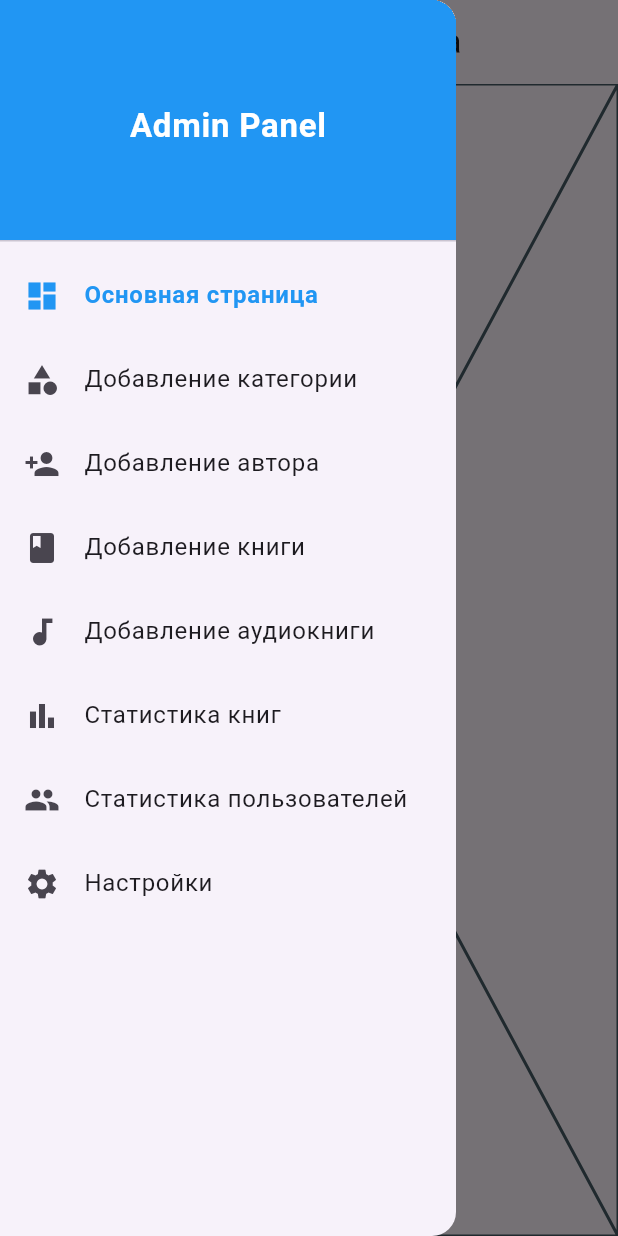
After one commit to abdurasulov1441/mengliyevsebook, a Flutter app: the AdminPage screen opened by its route, with the side drawer open, on a phone screen of 412 x 824 dp. The commit adds this screen. Run offline on Flutter 3.47's test engine with Material 3 defaults, Android fonts, the phone set to English and light mode, and no system bars; our stand-ins replace cloud_firestore, easy_localization, email_validator, firebase_auth, firebase_core, firebase_crashlytics and 8 more; missing offline and left inert: fluid_bottom_nav_bar; accounts and stored records are empty.

Commit message:
add admin page

```diff
--- a/lib/app/router.dart
+++ b/lib/app/router.dart
@@ -1,10 +1,12 @@
 import 'package:go_router/go_router.dart';
+import 'package:mengliyevsebook/pages/admin/admin_page.dart';
 import 'package:mengliyevsebook/pages/home_screen.dart';
 import 'package:mengliyevsebook/pages/sign/login_screen.dart';
 
 abstract class Routes {
   static const loginScreen = '/loginScreen';
   static const homeScreen = '/homeScreen';
+  static const adminPage = '/adminPage';
 }
 
 String _initialLocation() {
@@ -37,5 +39,9 @@ final router = GoRouter(
       path: Routes.homeScreen,
       builder: (context, state) => const HomeScreen(),
     ),
+    GoRoute(
+      path: Routes.adminPage,
+      builder: (context, state) => const AdminPage(),
+    ),
   ],
 );
--- /dev/null
+++ b/lib/pages/admin/admin_page.dart
@@ -0,0 +1,99 @@
+import 'package:flutter/material.dart';
+import 'package:mengliyevsebook/pages/admin/audio_books_page/audio_books_page.dart';
+import 'package:mengliyevsebook/pages/admin/authors_page/authors_page.dart';
+import 'package:mengliyevsebook/pages/admin/book_stats_page/book_stats_page.dart';
+import 'package:mengliyevsebook/pages/admin/books_page/books_page.dart';
+import 'package:mengliyevsebook/pages/admin/categories_page/categories_page.dart';
+import 'package:mengliyevsebook/pages/admin/main_page/main_page.dart';
+import 'package:mengliyevsebook/pages/admin/settings_page/settings_page.dart';
+import 'package:mengliyevsebook/pages/admin/user_stats_page/user_stats_page.dart';
+
+class AdminPage extends StatefulWidget {
+  const AdminPage({super.key});
+
+  @override
+  State<AdminPage> createState() => _AdminPageState();
+}
+
+class _AdminPageState extends State<AdminPage> {
+  int _selectedIndex = 0;
+
+  final List<Widget> _pages = const [
+    MainPage(),
+    CategoriesPage(),
+    AuthorsPage(),
+    BooksPage(),
+    AudioBooksPage(),
+    BookStatsPage(),
+    UserStatsPage(),
+    SettingsPage(),
+  ];
+
+  final List<String> _titles = [
+    'Основная страница',
+    'Добавление категории',
+    'Добавление автора',
+    'Добавление книги',
+    'Добавление аудиокниги',
+    'Статистика книг',
+    'Статистика пользователей',
+    'Настройки',
+  ];
+
+  void _onItemTap(int index) {
+    setState(() {
+      _selectedIndex = index;
+      Navigator.pop(context); // закрываем Drawer
+    });
+  }
+
+  @override
+  Widget build(BuildContext context) {
+    return Scaffold(
+      appBar: AppBar(title: Text(_titles[_selectedIndex]), centerTitle: true),
+      drawer: Drawer(
+        child: ListView(
+          padding: EdgeInsets.zero,
+          children: [
+            const DrawerHeader(
+              decoration: BoxDecoration(color: Colors.blue),
+              child: Center(
+                child: Text(
+                  'Admin Panel',
+                  style: TextStyle(
+                    color: Colors.white,
+                    fontSize: 22,
+                    fontWeight: FontWeight.bold,
+                  ),
+                ),
+              ),
+            ),
+            _drawerItem(Icons.dashboard, 'Основная страница', 0),
+            _drawerItem(Icons.category, 'Добавление категории', 1),
+            _drawerItem(Icons.person_add, 'Добавление автора', 2),
+            _drawerItem(Icons.book, 'Добавление книги', 3),
+            _drawerItem(Icons.audiotrack, 'Добавление аудиокниги', 4),
+            _drawerItem(Icons.bar_chart, 'Статистика книг', 5),
+            _drawerItem(Icons.people, 'Статистика пользователей', 6),
+            _drawerItem(Icons.settings, 'Настройки', 7),
+          ],
+        ),
+      ),
+      body: _pages[_selectedIndex],
+    );
+  }
+
+  ListTile _drawerItem(IconData icon, String title, int index) {
+    return ListTile(
+      leading: Icon(icon, color: _selectedIndex == index ? Colors.blue : null),
+      title: Text(
+        title,
+        style: TextStyle(
+          color: _selectedIndex == index ? Colors.blue : null,
+          fontWeight: _selectedIndex == index ? FontWeight.bold : null,
+        ),
+      ),
+      onTap: () => _onItemTap(index),
+    );
+  }
+}
--- /dev/null
+++ b/lib/pages/admin/main_page/main_page.dart
@@ -0,0 +1,10 @@
+import 'package:flutter/material.dart';
+
+class MainPage extends StatelessWidget {
+  const MainPage({super.key});
+
+  @override
+  Widget build(BuildContext context) {
+    return const Placeholder();
+  }
+}
--- a/lib/services/style/app_colors.dart
+++ b/lib/services/style/app_colors.dart
@@ -7,7 +7,7 @@ abstract class AppColors {
   static const dividerColor = Color.fromARGB(255, 131, 131, 131);
   static const iconColor = Color.fromARGB(255, 219, 34, 35);
   static const taxi = Color(0xFF0DAB85);
-  static const grade1 = Color.fromARGB(255, 0, 85, 85);
+  static const grade1 = Color.fromARGB(255, 0, 126, 67);
   static const grade2 = Color.fromARGB(255, 0, 119, 119);
   static const uiText = Color(0xFFABABAB);
   static const ratingColor = Color(0xFFFFC100);
@@ -18,6 +18,4 @@ abstract class AppColors {
   static const orderPreAccepted = Color(0xFFFFF1DC);
   static const orderFinished = Color(0xFF2EC700);
   static const orderPreFinished = Color(0xFFDDF6D6);
-
-
 }
```
Also changed, not shown: lib/pages/admin/audio_books_page/audio_books_page.dart (added, +10 -0 lines), lib/pages/admin/authors_page/authors_page.dart (added, +10 -0 lines), lib/pages/admin/book_stats_page/book_stats_page.dart (added, +10 -0 lines), lib/pages/admin/books_page/books_page.dart (added, +10 -0 lines), lib/pages/admin/categories_page/add_categories.dart (added, +137 -0 lines), lib/pages/admin/categories_page/categories_page.dart (added, +81 -0 lines), lib/pages/admin/settings_page/settings_page.dart (added, +10 -0 lines), lib/pages/admin/user_stats_page/user_stats_page.dart (added, +10 -0 lines), lib/pages/sign/login_screen.dart (+13 -2 lines), assets/images/logo.jpg, 23 other files.
